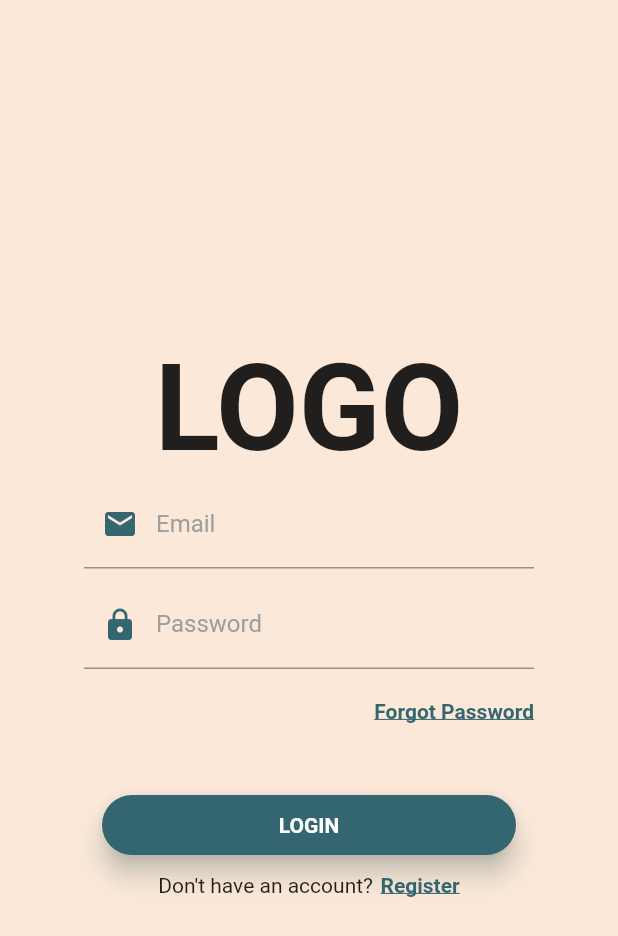
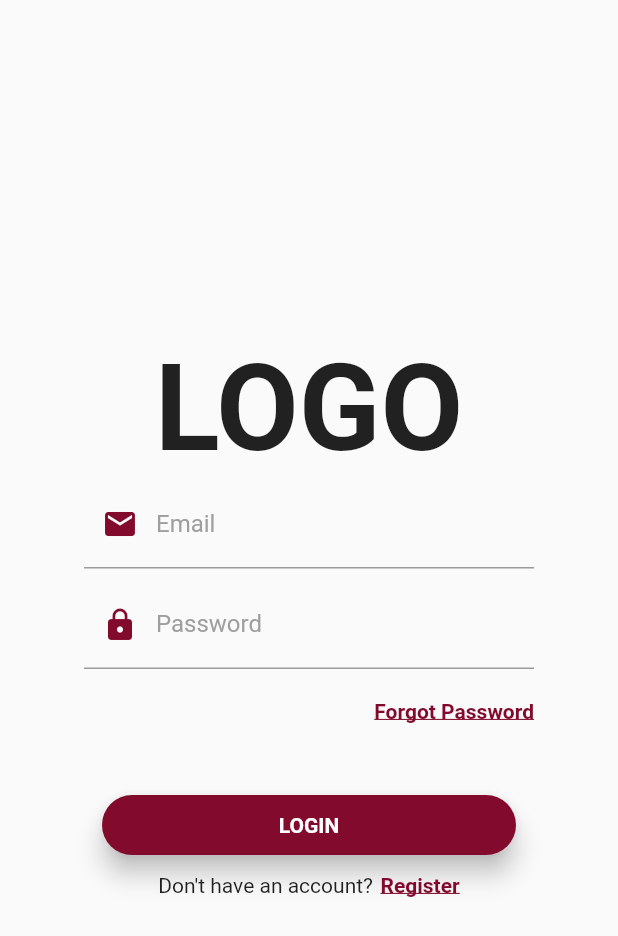
Before and after one commit to FaMiFisH/mobileapp, a Flutter app: the screen it shows after launch, on a phone screen of 412 x 824 dp. Shown: the top 936 px of the screen. Run offline on Flutter 3.47's test engine with Material 2 defaults, Android fonts, the phone set to English and light mode, and no system bars; Roboto replaces fonts that are missing (Montserrat); statements that could not run were skipped.

Commit message:
finalised light and dark colors

```diff
--- a/lib/assets/constants.dart
+++ b/lib/assets/constants.dart
@@ -1,10 +1,18 @@
 import 'package:flutter/material.dart';
 
-// light colors
-const Color l_accentColor = const Color(0xFF34666F);
-const Color l_secondaryColor = const Color(0xFF64A2AD);
-const Color l_primaryColor = const Color(0xFF93BDBF);
-const Color l_canvasColor = const Color(0xFFFBE8D9);
+/// COLORS
 
-const Color shadowColor = const Color(0xFFBFCFC7);
+/// error color
 const Color errorColor = Colors.red;
+
+/// light
+const Color l_primaryColorL = const Color(0xFFFFF7EA);
+const Color l_primaryColorD = const Color(0xFFFED482);
+const Color l_secondaryColor = const Color(0xFFC8243C);
+const Color l_accentColor = const Color(0xFF820A2D);
+
+/// dark
+const Color d_primaryColorL = const Color(0xFF555555);
+const Color d_primaryColorD = const Color(0xFF203745);
+const Color d_secondaryColorL = const Color(0x346973);
+const Color d_accentColor = const Color(0xFFCFCECC);
```
